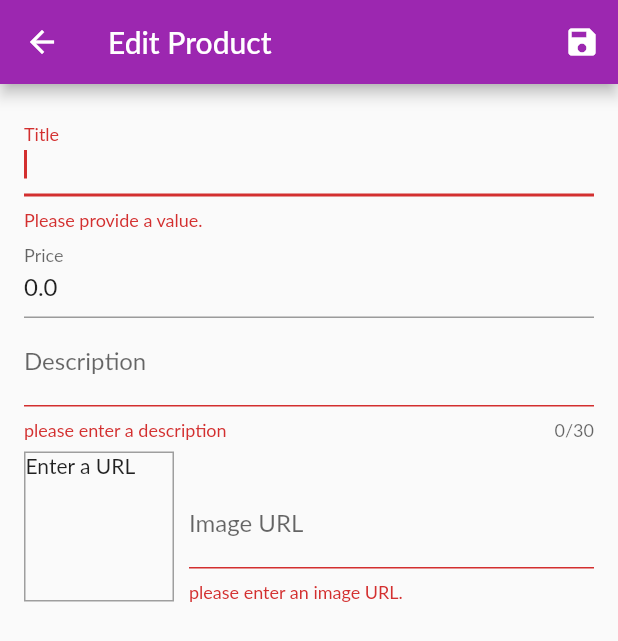
After one commit to NguyenHuynhVanMinhB1910258/app-lab1, a Flutter app: the EditProductScreen screen opened by its route, after a tap on the "save" icon, on a phone screen of 412 x 824 dp. The commit adds this screen. Shown: the top 641 px of the screen. Run offline on Flutter 3.47's test engine with Material 2 defaults, Android fonts, the phone set to English and light mode, and no system bars; network calls fail; Roboto replaces fonts that are missing (Lato).

Commit message:
Xay dung trang hieu chinh san pham

```diff
--- a/lib/main.dart
+++ b/lib/main.dart
@@ -1,4 +1,5 @@
 import 'package:flutter/material.dart';
+import 'package:flutter_application_1/ui/products/edit_product_screen.dart';
 import 'package:provider/provider.dart';
 import 'ui/screens.dart';
 void main() {
@@ -18,6 +19,9 @@ class MyApp extends StatelessWidget {
          ),
         ChangeNotifierProvider(
           create: (ctx) => CartManager()
+          ),
+        ChangeNotifierProvider(
+          create: (ctx) => OrdersManager()
           ),
       ],
       child: MaterialApp(
@@ -45,12 +49,14 @@ class MyApp extends StatelessWidget {
               (ctx) => const UserProductsScreen(),
           },
           onGenerateRoute: (settings) {
-            if (settings.name == ProductsDateilScreen.routeName) {
-              final productId = settings.arguments as String;
+            if (settings.name == EditProductScreen.routeName) {
+              final productId = settings.arguments as String?;
               return MaterialPageRoute(
                 builder: (ctx) {
-                  return ProductsDateilScreen(
-                    ctx.read<ProductsManager>().findById(productId),
+                  return EditProductScreen(
+                    productId != null
+                    ? ctx.read<ProductsManager>().findById(productId)
+                    : null,
                  );
                 },
               );
--- /dev/null
+++ b/lib/ui/products/edit_product_screen.dart
@@ -0,0 +1,252 @@
+import 'package:flutter/material.dart';
+import 'package:provider/provider.dart';
+
+import '../../models/product.dart';
+import '../shared/dialog_utils.dart';
+import 'products_manager.dart';
+class EditProductScreen extends StatefulWidget {
+  static const routeName = '/edit-product';
+  EditProductScreen(
+    Product? product, {
+      super.key,
+    }) {
+    if (product == null) {
+      this.product = Product(
+        id: null,
+        title: '',
+        price: 0,
+        description: '',
+        imageUrl: '',
+      );
+  } else {
+      this.product = product;
+    }
+}
+  late final Product product;
+
+  @override
+  State<EditProductScreen> createState() => _EditProductScreenState();
+}
+  class _EditProductScreenState extends State<EditProductScreen> {
+    final _imageUrlController = TextEditingController();
+    final _imageUrlFocusNode = FocusNode();
+    final _editForm = GlobalKey<FormState>();
+    late Product _editedProduct;
+    var _isLoading = false;
+
+    bool _isValidImageUrl(String value) {
+      return (value.startsWith('http') || value.startsWith('https')) &&
+        (value.endsWith('.png')||value.endsWith('.jpg') || value.endsWith('.jpeg'));
+    }
+
+  @override
+    void initState() {
+      _imageUrlFocusNode.addListener(() {
+        if (!_imageUrlFocusNode.hasFocus){
+          if(!_imageUrlFocusNode.hasFocus){
+            if(!_isValidImageUrl(_imageUrlController.text)){
+              return;
+            }
+            setState(() {
+
+            });
+          }
+        }
+      });
+      _editedProduct = widget.product;
+      _imageUrlController.text = _editedProduct.imageUrl;
+      super.initState();
+    }
+  @override
+    void dispose() {
+      _imageUrlController.dispose();
+      _imageUrlFocusNode.dispose();
+      super.dispose();
+    }
+    Future<void> _saveForm() async {
+      final isValid = _editForm.currentState!.validate();
+      if(!isValid){
+        return;
+      }
+      _editForm.currentState!.save();
+      setState(() {
+        _isLoading =true;
+      });
+      try{
+        final productsManager =context.read<ProductsManager>();
+        if(_editedProduct.id != null){
+          productsManager.updateProduct(_editedProduct);
+        }else{
+          productsManager.addProduct(_editedProduct);
+        }
+      }catch(error){
+        await showErrorDialog(context,'Something went wrong.');
+      }
+      setState(() {
+        _isLoading =false;
+      });
+      if(mounted){
+        Navigator.of(context).pop();
+      }
+    }
+  @override
+  Widget build(BuildContext context) {
+    return Scaffold(
+      appBar: AppBar(
+        title: const Text('Edit Product'),
+        actions: <Widget>[
+          IconButton(
+            icon: const Icon(Icons.save),
+            onPressed: _saveForm,
+          ),
+  ],
+),
+body: _isLoading
+  ? const Center(
+    child: CircularProgressIndicator(),
+  )
+  : Padding(
+      padding: const EdgeInsets.all(16.0),
+      child: Form(
+        key: _editForm,
+        child: ListView(
+          children: <Widget>[
+            buildTitleField(),
+            buildPriceField(),
+            buildDescriptionField(),
+            buildProductPreview(),
+          ],
+        ),
+      ),
+    ),
+  );
+}
+ TextFormField buildTitleField(){
+  return TextFormField(
+    initialValue: _editedProduct.title,
+    decoration: const InputDecoration(labelText: 'Title'),
+    textInputAction: TextInputAction.next,
+    autofocus: true,
+    validator: (value){
+      if(value!.isEmpty){
+        return 'Please provide a value.';
+      }
+      return null;
+    },
+    onSaved: (value){
+      _editedProduct = _editedProduct.copyWith(title: value);
+    },
+  );
+ }
+ TextFormField buildPriceField(){
+  return TextFormField(
+    initialValue: _editedProduct.price.toString(),
+    decoration: const InputDecoration(labelText: 'Price'),
+    textInputAction: TextInputAction.next,
+    keyboardType: TextInputType.number,
+    validator: (value){
+      if (value!.isEmpty){
+        return 'Please enter a price.';
+      }
+      if (double.tryParse(value)==null){
+        return 'Please enter a number greater than zero.';
+      }
+      return null;
+    },
+    onSaved: (value){
+      _editedProduct = _editedProduct.copyWith(price: double.parse(value!));
+    },
+  );
+ }
+ TextFormField buildDescriptionField(){
+  return TextFormField(
+    initialValue: _editedProduct.description,
+    decoration: const InputDecoration(labelText: 'Description'),
+    maxLength: 30,
+    keyboardType: TextInputType.multiline,
+    validator: (value){
+      if(value!.isEmpty){
+        return 'please enter a description';
+      }
+      if(value.length<10){
+        return ' Should be at least 10 characters long.';
+      }
+      return null;
+    },
+    onSaved: (value){
+      _editedProduct = _editedProduct.copyWith(description: value);
+    },
+  );
+ }
+ Widget buildProductPreview(){
+  return Row(
+    crossAxisAlignment: CrossAxisAlignment.end,
+    children: <Widget>[
+      Container(
+        width: 100,
+        height: 100,
+        margin: const EdgeInsets.only(
+          top: 8,
+          right: 10,
+        ),
+        decoration: BoxDecoration(
+          border: Border.all(
+            width: 1,
+            color: Colors.grey,
+          ),
+        ),
+        child: _imageUrlController.text.isEmpty
+        ? const Text('Enter a URL')
+        : FittedBox(
+          child: Image.network(
+            _imageUrlController.text,
+            fit: BoxFit.cover,
+          ),
+        ),
+      ),
+      Expanded(
+        child: buildImageURLField(),
+        ),
+    ],
+  );
+ }
+ TextFormField buildImageURLField(){
+  return TextFormField(
+    decoration: const InputDecoration(labelText: 'Image URL'),
+    keyboardType: TextInputType.url,
+    textInputAction: TextInputAction.done,
+    controller: _imageUrlController,
+    focusNode: _imageUrlFocusNode,
+    onFieldSubmitted: (value) => _saveForm(),
+    validator: (value){
+      if(value!.isEmpty){
+        return 'please enter an image URL.';
+      }
+      if(!_isValidImageUrl(value)){
+        return 'Please enter a valid image URL.';
+      }
+      return null;
+    },
+    onSaved: (value){
+      _editedProduct = _editedProduct.copyWith(imageUrl: value);
+    },
+  );
+ }
+ Future<void> showErrorDialog(BuildContext context,String message){
+  return showDialog(
+    context: context,
+    builder: (ctx) => AlertDialog(
+      title: const Text('An Error Occurred!'),
+      content: Text(message),
+      actions: <Widget>[
+        TextButton(
+          child: const Text('Okay'),
+          onPressed: () {
+            Navigator.of(ctx).pop();
+          },
+        )
+      ],
+    ),
+  );
+ }
+}
--- a/lib/ui/products/user_product_list_tile.dart
+++ b/lib/ui/products/user_product_list_tile.dart
@@ -1,6 +1,7 @@
 // ignore_for_file: avoid_print
 
 import 'package:flutter/material.dart';
+import 'package:flutter_application_1/ui/products/edit_product_screen.dart';
 import 'package:flutter_application_1/ui/screens.dart';
 import 'package:provider/provider.dart';
 import '../products/products_manager.dart';
@@ -53,7 +54,10 @@ class UserProductListTile extends StatelessWidget {
       return IconButton(
         icon: const Icon(Icons.edit),
         onPressed: (){
-          print('Go to edit product screen');
+          Navigator.of(context).pushNamed(
+            EditProductScreen.routeName,
+            arguments: product.id,
+          );
         },
         color: Theme.of(context).primaryColor,
       );
--- a/lib/ui/screens.dart
+++ b/lib/ui/screens.dart
@@ -2,6 +2,7 @@ export 'products/product_overview_screen.dart';
 export 'products/products_detail_screen.dart';
 export 'products/user_products_screen.dart';
 export 'products/products_manager.dart';
+export 'products/edit_product_screen.dart';
 
 export 'orders/orders_screen.dart';
 export 'orders/order_manager.dart';
```
Also changed, not shown: lib/ui/cart/cart_screen.dart (+16 -7 lines), lib/ui/orders/order_manager.dart (+13 -1 lines), lib/ui/orders/orders_screen.dart (+10 -5 lines), lib/ui/products/user_products_screen.dart (+7 -3 lines).
